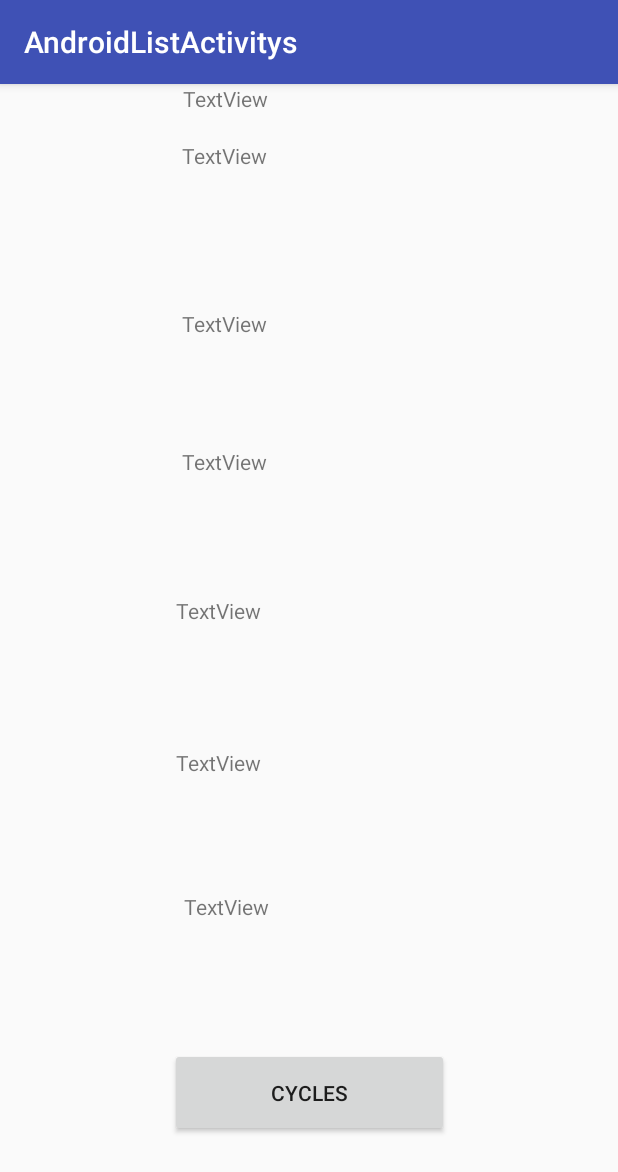
After one commit to SashaBerduchev/AndroidListActivitys, an Android app: the CyclesActivity screen opened directly, with no data from a screen before it, on a phone screen of 412 x 824 dp. The commit adds this screen. Shown: the top 1172 px of the screen. Run offline under Robolectric (Android 15) with nearby library versions, the phone set to English and light mode, and no system bars.

Commit message:
AndroidListActivitys 1.3

```diff
--- a/app/src/main/AndroidManifest.xml
+++ b/app/src/main/AndroidManifest.xml
@@ -47,7 +47,8 @@
         <activity android:name=".ArrayCalcActivity" />
         <activity android:name=".MathActivity" />
         <activity android:name=".ArrayActivity" />
-        <activity android:name=".ListActivity"></activity>
+        <activity android:name=".ListActivity" />
+        <activity android:name=".CyclesActivity"></activity>
     </application>
 
 </manifest>
--- /dev/null
+++ b/app/src/main/java/com/example/student/androidlistactivitys/CyclesActivity.java
@@ -0,0 +1,76 @@
+package com.example.student.androidlistactivitys;
+
+import android.support.v7.app.AppCompatActivity;
+import android.os.Bundle;
+import android.view.View;
+import android.widget.Button;
+import android.widget.TextView;
+
+import Cycles.BreakSample;
+import Cycles.ContinueRunner;
+import Cycles.DoWhileRunner;
+import Cycles.Embedded;
+import Cycles.FirstTask;
+import Cycles.ForRunner;
+import Cycles.SecondTask;
+import Cycles.Tab_task;
+import Cycles.TherdTask;
+
+public class CyclesActivity extends AppCompatActivity {
+
+    TextView textviewnum, textpoint, textView3, textView4, textFirstTask, textSecondTask, textTherdTask;
+    Button btnCyclesDo;
+    @Override
+    protected void onCreate(Bundle savedInstanceState) {
+        super.onCreate(savedInstanceState);
+        setContentView(R.layout.activity_cycles);
+
+        textviewnum = findViewById(R.id.textViewNum);
+        textpoint = findViewById(R.id.textpoint);
+        textView3 = findViewById(R.id.textView3);
+        textView4 = findViewById(R.id.textView4);
+        textFirstTask = findViewById(R.id.textFirstTask);
+        textSecondTask = findViewById(R.id.textSecondTask);
+        textTherdTask = findViewById(R.id.textTherdTask);
+        btnCyclesDo = findViewById(R.id.btnCycleDo);
+
+        btnCyclesDo.setOnClickListener(new View.OnClickListener() {
+            @Override
+            public void onClick(View v) {
+
+                Integer num = Integer.parseInt(textviewnum.getText().toString());
+                Integer point = Integer.parseInt(textpoint.getText().toString());
+                BreakSample breakSample = new BreakSample();
+                textView3.setText(breakSample.breakSample(num));
+
+                ContinueRunner continueRunner = new ContinueRunner();
+                textView4.setText(continueRunner.setRunner(num));
+
+                DoWhileRunner doWhileRunner = new DoWhileRunner();
+                doWhileRunner.doWhileRunner(num);
+
+                Embedded embedded = new Embedded();
+                embedded.doEmbedded(num, point);
+
+                FirstTask firstTask = new FirstTask();
+                textFirstTask.setText(firstTask.Task(num));
+
+                ForRunner forRunner = new ForRunner();
+                forRunner.Runner();
+
+                SecondTask secondTask = new SecondTask();
+                textSecondTask.setText(secondTask.Task(num));
+
+                Tab_task tab_task = new Tab_task();
+                tab_task.tab_task(num);
+
+                TherdTask therdTask = new TherdTask();
+                textTherdTask.setText(therdTask.Task(num));
+
+            }
+        });
+
+
+
+    }
+}
--- /dev/null
+++ b/app/src/main/res/layout/activity_cycles.xml
@@ -0,0 +1,90 @@
+<?xml version="1.0" encoding="utf-8"?>
+<android.support.constraint.ConstraintLayout xmlns:android="http://schemas.android.com/apk/res/android"
+    xmlns:app="http://schemas.android.com/apk/res-auto"
+    xmlns:tools="http://schemas.android.com/tools"
+    android:layout_width="match_parent"
+    android:layout_height="match_parent"
+    tools:context=".CyclesActivity">
+
+    <TextView
+        android:id="@+id/textViewNum"
+        android:layout_width="168dp"
+        android:layout_height="38dp"
+        android:text="TextView"
+        app:layout_constraintBottom_toTopOf="@+id/textpoint"
+        app:layout_constraintEnd_toEndOf="parent"
+        app:layout_constraintStart_toStartOf="parent"
+        app:layout_constraintTop_toTopOf="parent"
+        app:layout_constraintVertical_chainStyle="spread_inside" />
+
+    <TextView
+        android:id="@+id/textpoint"
+        android:layout_width="169dp"
+        android:layout_height="46dp"
+        android:text="TextView"
+        app:layout_constraintEnd_toEndOf="parent"
+        app:layout_constraintStart_toStartOf="parent"
+        app:layout_constraintTop_toBottomOf="@+id/textViewNum" />
+
+    <TextView
+        android:id="@+id/textView3"
+        android:layout_width="170dp"
+        android:layout_height="26dp"
+        android:text="TextView"
+        app:layout_constraintBottom_toTopOf="@+id/textView4"
+        app:layout_constraintEnd_toEndOf="parent"
+        app:layout_constraintStart_toStartOf="parent"
+        app:layout_constraintTop_toBottomOf="@+id/textpoint" />
+
+    <TextView
+        android:id="@+id/textView4"
+        android:layout_width="170dp"
+        android:layout_height="33dp"
+        android:text="TextView"
+        app:layout_constraintBottom_toTopOf="@+id/textFirstTask"
+        app:layout_constraintEnd_toEndOf="parent"
+        app:layout_constraintStart_toStartOf="parent"
+        app:layout_constraintTop_toBottomOf="@+id/textView3" />
+
+    <TextView
+        android:id="@+id/textFirstTask"
+        android:layout_width="178dp"
+        android:layout_height="36dp"
+        android:text="TextView"
+        app:layout_constraintBottom_toTopOf="@+id/textSecondTask"
+        app:layout_constraintEnd_toEndOf="parent"
+        app:layout_constraintStart_toStartOf="parent"
+        app:layout_constraintTop_toBottomOf="@+id/textView4" />
+
+    <Button
+        android:id="@+id/btnCycleDo"
+        android:layout_width="186dp"
+        android:layout_height="59dp"
+        android:layout_marginTop="8dp"
+        android:text="Cycles"
+        app:layout_constraintBottom_toBottomOf="parent"
+        app:layout_constraintEnd_toEndOf="parent"
+        app:layout_constraintHorizontal_bias="0.502"
+        app:layout_constraintStart_toStartOf="parent"
+        app:layout_constraintTop_toBottomOf="@+id/textTherdTask" />
+
+    <TextView
+        android:id="@+id/textSecondTask"
+        android:layout_width="178dp"
+        android:layout_height="30dp"
+        android:text="TextView"
+        app:layout_constraintBottom_toTopOf="@+id/textTherdTask"
+        app:layout_constraintEnd_toEndOf="parent"
+        app:layout_constraintStart_toStartOf="parent"
+        app:layout_constraintTop_toBottomOf="@+id/textFirstTask" />
+
+    <TextView
+        android:id="@+id/textTherdTask"
+        android:layout_width="167dp"
+        android:layout_height="30dp"
+        android:text="TextView"
+        app:layout_constraintBottom_toTopOf="@+id/btnCycleDo"
+        app:layout_constraintEnd_toEndOf="parent"
+        app:layout_constraintStart_toStartOf="parent"
+        app:layout_constraintTop_toBottomOf="@+id/textSecondTask" />
+</android.support.constraint.ConstraintLayout>
```
Also changed, not shown: app/src/main/java/Cycles/BreakSample.java (added, +17 -0 lines), app/src/main/java/Cycles/ContinueRunner.java (added, +15 -0 lines), app/src/main/java/Cycles/DoWhileRunner.java (added, +12 -0 lines), app/src/main/java/Cycles/Embedded.java (added, +19 -0 lines), app/src/main/java/Cycles/FirstTask.java (added, +11 -0 lines), app/src/main/java/Cycles/ForRunner.java (added, +38 -0 lines), app/src/main/java/Cycles/SecondTask.java (added, +12 -0 lines), app/src/main/java/Cycles/Tab_task.java (added, +20 -0 lines), app/src/main/java/Cycles/TherdTask.java (added, +14 -0 lines), app/src/main/java/com/example/student/androidlistactivitys/MathActivity.java (+14 -1 lines), app/src/main/res/layout/activity_math.xml (+12 -3 lines).
